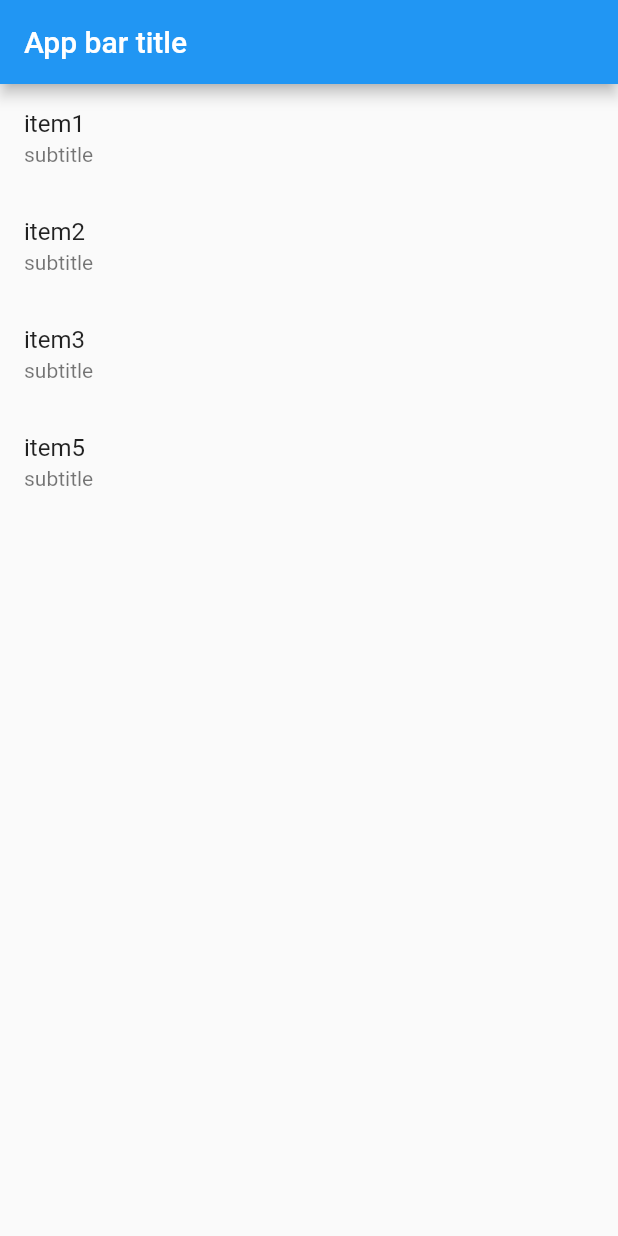
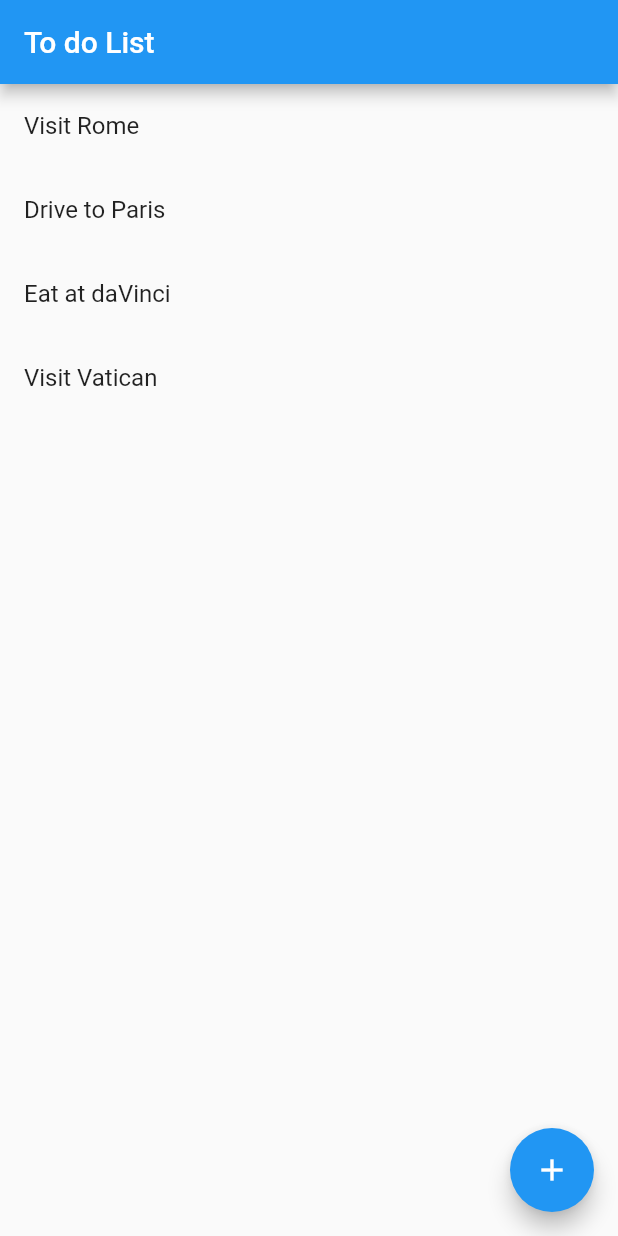
Before and after one commit to CaptainStorm21/flutter_todo_list, a Flutter app: the screen it shows after launch, on a phone screen of 412 x 824 dp. Run offline on Flutter 3.47's test engine with Material 2 defaults, Android fonts, the phone set to English and light mode, and no system bars.

Commit message:
Add a todo function

```diff
--- a/lib/main.dart
+++ b/lib/main.dart
@@ -1,39 +1,75 @@
 import 'package:flutter/material.dart';
 // ignore_for_file: prefer_const_constructors
 
+void main() => runApp(MaterialApp(home: MyAddToDoApp()));
 
-void main() => runApp(MyListView());
+class MyAddToDoApp extends StatefulWidget {
+  @override
+  _MyAddToDoAppState createState() => _MyAddToDoAppState();
+}
 
-class MyListView extends StatelessWidget {
+class _MyAddToDoAppState extends State<MyAddToDoApp> {
+  // initial variable
+  List<String> _todos = [
+    'Visit Rome',
+    'Drive to Paris',
+    'Eat at daVinci',
+    'Visit Vatican'
+  ];
+
+  // dialog box popup
+  // taxt input --> add to the list _todos
+  void _addTodo() {
+    showDialog(
+      context: context,
+      builder: (BuildContext context) {
+        String newTodo = '';
+        return AlertDialog(
+            title: Text('Enter a new task below'),
+            content: TextField(onChanged: (value) {
+              newTodo = value;
+            }),
+            actions: <Widget>[
+              TextButton(
+                  child: Text('Cancel'),
+                  onPressed: () {
+                    Navigator.of(context).pop();
+                  }),
+              TextButton(
+                  child: Text('Save'),
+                  onPressed: () {
+                    setState(() {
+                      _todos.add(newTodo);
+                    });
+                    Navigator.of(context).pop();
+                  }),
+            ]);
+      },
+    );
+  }
 
   @override
-  Widget build(BuildContext context) {
-
-    final items = [
-      'item1',
-      'item2',
-      'item3',
-      'item5'
-    ];
-
-    return MaterialApp(
-      title: 'Example',
-      home: Scaffold(
-        appBar: AppBar(title: Text('App bar title')),
-        body: ListView.builder(
-          itemCount: items.length,
-          itemBuilder:(context, index) {
-            final item = items[index];
-            return ListTile(
-              title: Text(item),
-              subtitle: Text('subtitle'),
-              onTap: (){
-                print('You just clicked on $item');
-              }
+  Widget build(BuildContext context){
+    return Scaffold(
+      appBar: AppBar(title: Text('To do List')),
+      body: ListView.builder(
+        itemCount: _todos.length,
+        itemBuilder: (context, index){
+          final todo = _todos[index];
+          return ListTile(
+            title: Text(todo),
+            onTap:(){
+              setState((){
+                _todos.removeAt(index);
+              },
             );
-          }
-        )
-      )
+            });
+        }),
+        floatingActionButton:
+          FloatingActionButton(
+            onPressed: _addTodo,
+            child: Icon(Icons.add)
+          ),
     );
   }
 }
```
